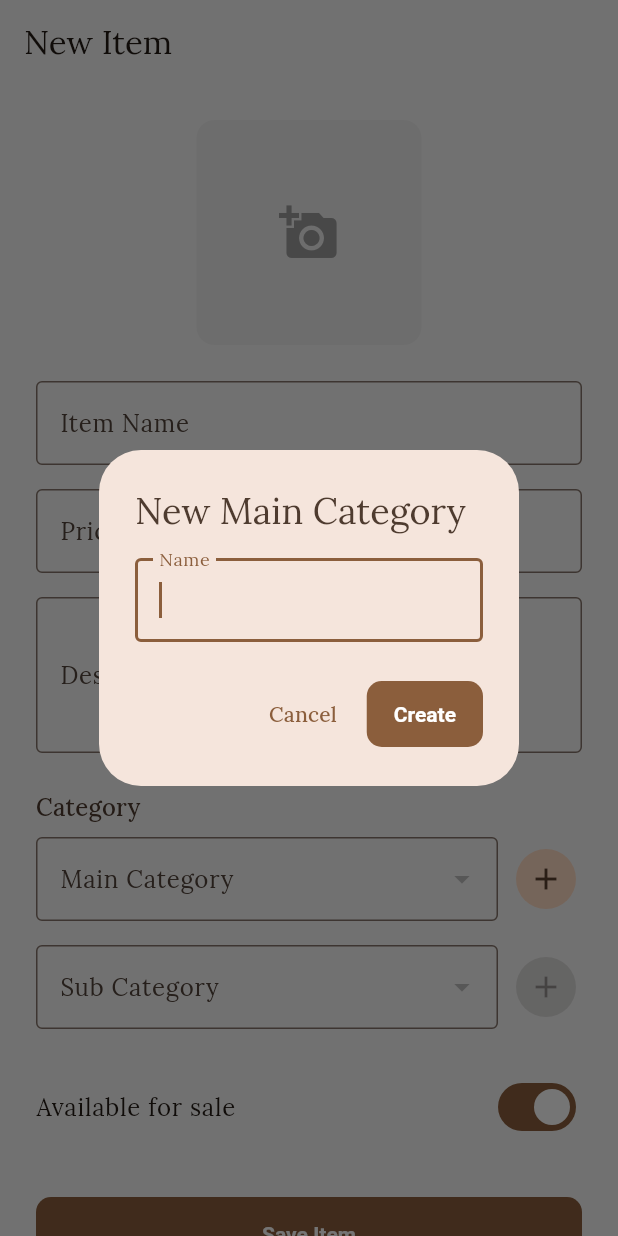
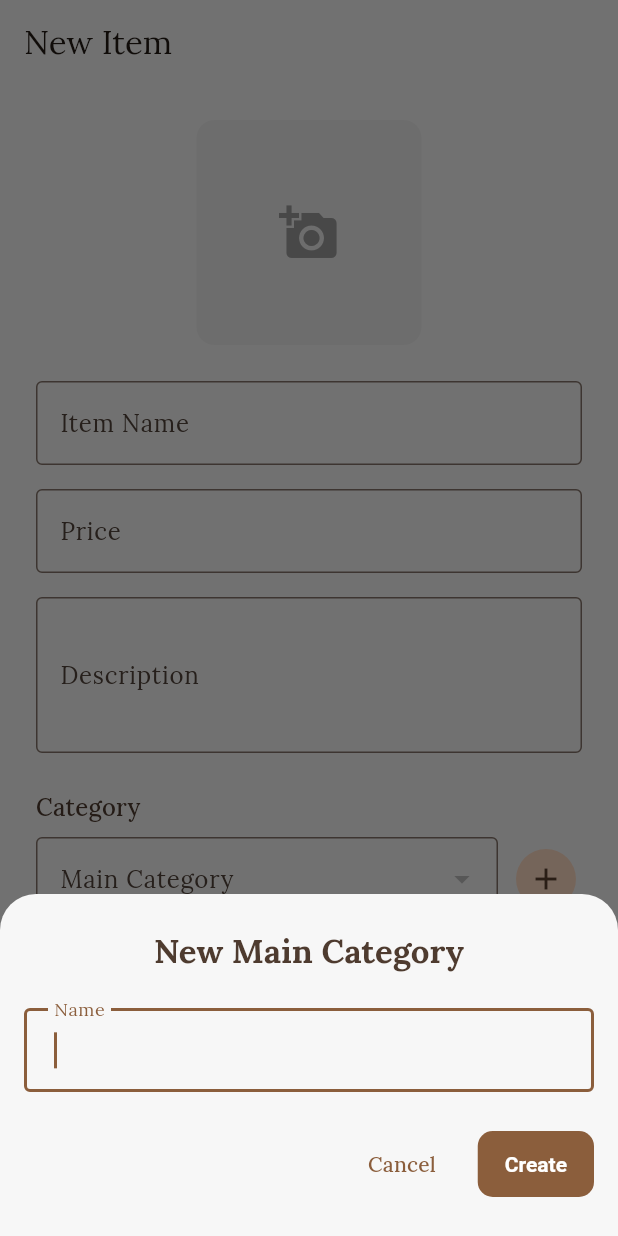
Before and after one commit to urban-cafe/urban_cafe, a Flutter app: the AdminEditScreen screen opened by its route, after a tap on the "add" icon, on a phone screen of 412 x 824 dp. Run offline on Flutter 3.47's test engine with Material 3 defaults, Android fonts, the phone set to English and light mode, and no system bars; our stand-ins replace cached_network_image, file_picker, flutter_dotenv, font_awesome_flutter, go_router, google_fonts and 2 more; accounts and stored records are empty.

Commit message:
feat(widgets): replace dialog with bottom sheet for category addition
Improve UX by using modal bottom sheet which handles keyboard better and provides more natural interaction. The sheet expands with keyboard and has proper padding and styling.

```diff
--- a/lib/presentation/widgets/add_category_dialog.dart
+++ b/lib/presentation/widgets/add_category_dialog.dart
@@ -1,6 +1,6 @@
 import 'package:flutter/material.dart';
 import 'package:provider/provider.dart';
-import 'package:urban_cafe/core/validators.dart'; // Import Global Validators
+import 'package:urban_cafe/core/validators.dart';
 import 'package:urban_cafe/presentation/providers/admin_provider.dart';
 
 Future<String?> showAddCategoryDialog(BuildContext context, {String? parentId}) async {
@@ -8,25 +8,63 @@ Future<String?> showAddCategoryDialog(BuildContext context, {String? parentId})
   final ctrl = TextEditingController();
   final formKey = GlobalKey<FormState>();
 
-  return await showDialog<String?>(
+  // UX IMPROVEMENT: Use ModalBottomSheet instead of Dialog
+  // This anchors to the bottom and handles the keyboard naturally without jumping.
+  return await showModalBottomSheet<String?>(
+    context: context,
+    isScrollControlled: true, // Critical: Allows the sheet to expand with the keyboard
     useSafeArea: true,
-    context: context,
-    builder: (ctx) => AlertDialog(
-      title: Text(isMain ? 'New Main Category' : 'New Sub Category'),
-      content: Form(
+    backgroundColor: Theme.of(context).colorScheme.surface,
+    shape: const RoundedRectangleBorder(borderRadius: BorderRadius.vertical(top: Radius.circular(24))),
+    builder: (ctx) {
+      // Calculate the bottom padding based on the keyboard height
+      final keyboardPadding = MediaQuery.of(ctx).viewInsets.bottom;
+
+      return Padding(
+        padding: EdgeInsets.only(
+          bottom: keyboardPadding + 24, // Keyboard height + spacing
+          left: 16,
+          right: 16,
+          top: 24,
+        ),
+        child: ConstrainedBox(
+          constraints: const BoxConstraints(maxWidth: 600),
+          child: Column(
+            mainAxisSize: MainAxisSize.min,
+            crossAxisAlignment: CrossAxisAlignment.stretch,
+            children: [
+              // Header
+              Text(
+                isMain ? 'New Main Category' : 'New Sub Category',
+                style: Theme.of(ctx).textTheme.titleLarge?.copyWith(fontWeight: FontWeight.bold),
+                textAlign: TextAlign.center,
+              ),
+              const SizedBox(height: 24),
+
+              // Form
+              Form(
                 key: formKey,
                 child: TextFormField(
                   controller: ctrl,
                   autofocus: true,
                   textCapitalization: TextCapitalization.words,
-          scrollPadding: const EdgeInsets.only(bottom: 200),
-          decoration: const InputDecoration(labelText: 'Name', border: OutlineInputBorder()),
-
+                  decoration: const InputDecoration(
+                    labelText: 'Name',
+                    border: OutlineInputBorder(),
+                    // Clean content padding
+                    contentPadding: EdgeInsets.symmetric(horizontal: 16, vertical: 16),
+                  ),
                   validator: (value) => AppValidators.required(value, 'Name'),
                 ),
               ),
-      actions: [
+              const SizedBox(height: 24),
+
+              // Actions
+              Row(
+                mainAxisAlignment: MainAxisAlignment.end,
+                children: [
                   TextButton(onPressed: () => Navigator.pop(ctx, null), child: const Text('Cancel')),
+                  const SizedBox(width: 16),
                   FilledButton(
                     onPressed: () async {
                       if (!formKey.currentState!.validate()) return;
@@ -41,5 +79,10 @@ Future<String?> showAddCategoryDialog(BuildContext context, {String? parentId})
                   ),
                 ],
               ),
+            ],
+          ),
+        ),
+      );
+    },
   );
 }
```
Lines whose indentation alone changed are shown as unchanged.
